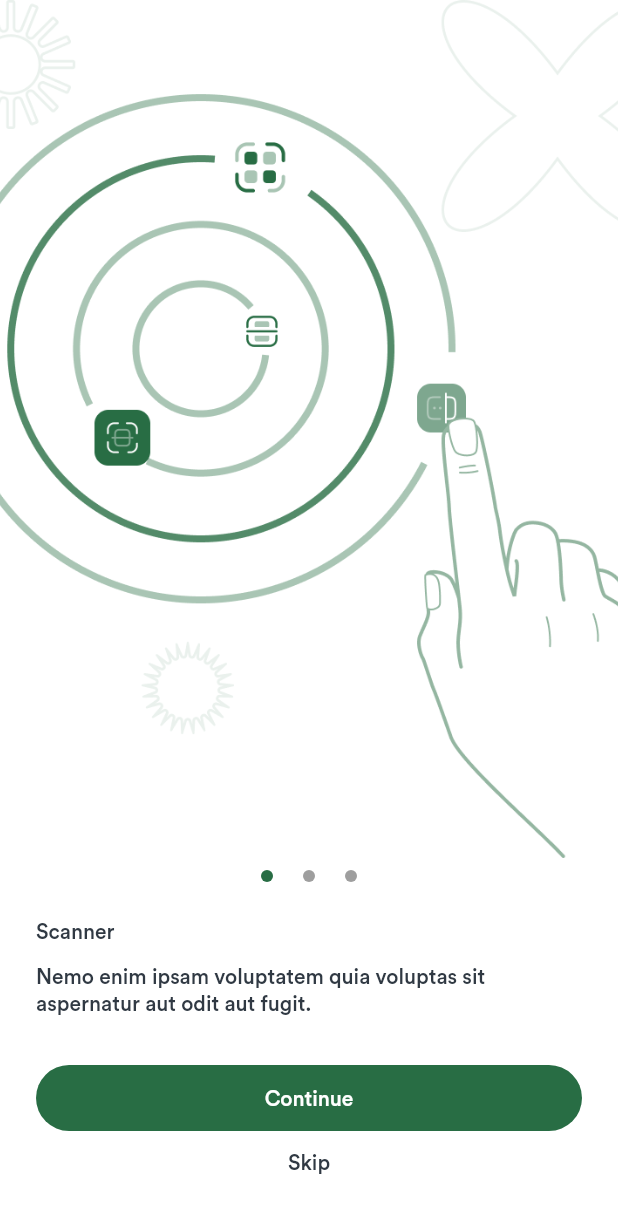
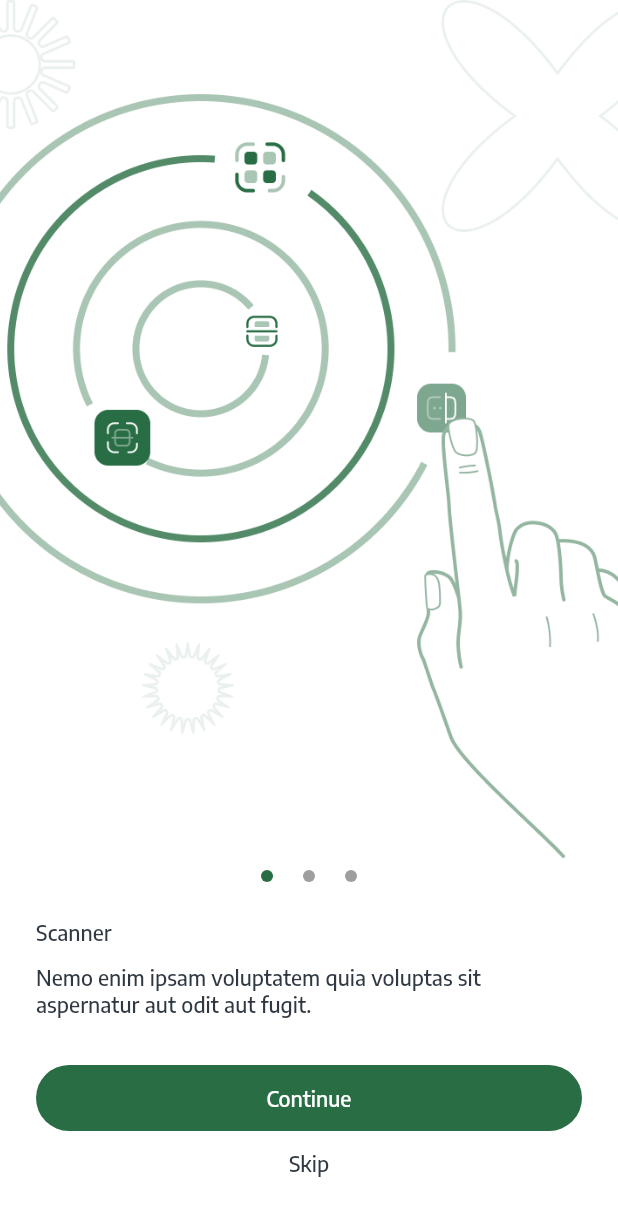
Before and after one commit to WalterDinh/ocr_scan, a Flutter app: the screen it shows after launch, on a phone screen of 412 x 824 dp. Shown: the top 1216 px of the screen. Run offline on Flutter 3.47's test engine with Material 2 defaults, Android fonts, the phone set to English and light mode, and no system bars; our stand-ins replace bloc, cached_network_image, dio, flutter_bloc, image_cropper, image_picker and 5 more; missing offline and left inert: flutter_pdfview, photo_manager; generated files the repository leaves out were written again.

Commit message:
update font

```diff
--- a/lib/configs/fonts.dart
+++ b/lib/configs/fonts.dart
@@ -1,3 +1,3 @@
 class AppFonts {
-  static const circularStd = 'CircularStd';
+  static const encodeSans = 'EncodeSans';
 }
--- a/lib/configs/theme.dart
+++ b/lib/configs/theme.dart
@@ -146,12 +146,12 @@ class IconThemeApp {
 class TextThemeApp {
   static const TextStyle darkText = TextStyle(
     color: AppColors.whiteGrey,
-    fontFamily: AppFonts.circularStd,
+    fontFamily: AppFonts.encodeSans,
   );
 
   static const TextStyle lightText = TextStyle(
     color: AppColors.black,
-    fontFamily: AppFonts.circularStd,
+    fontFamily: AppFonts.encodeSans,
   );
 
   static const TextStyle headlineLargeText =
```
Also changed, not shown: pubspec.yaml (+24 -9 lines), assets/fonts/CircularStd-Black.ttf (deleted), assets/fonts/CircularStd-Bold.ttf (deleted), assets/fonts/CircularStd-Book.ttf (deleted), assets/fonts/CircularStd-Medium.ttf (deleted), assets/fonts/EncodeSans-Black.ttf (added), assets/fonts/EncodeSans-Bold.ttf (added), assets/fonts/EncodeSans-ExtraBold.ttf (added), assets/fonts/EncodeSans-ExtraLight.ttf (added), assets/fonts/EncodeSans-Light.ttf (added), assets/fonts/EncodeSans-Medium.ttf (added), assets/fonts/EncodeSans-Regular.ttf (added), assets/fonts/EncodeSans-SemiBold.ttf (added), assets/fonts/EncodeSans-Thin.ttf (added), 1 other file.
